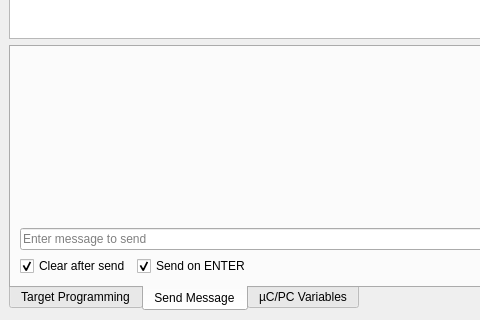
thirtythreeforty/bullycpp, file src/mainwindow.ui: the form before one commit; both pictures show x 0 to 480 and y 280 to 600 of the 800 by 600 pixel window.
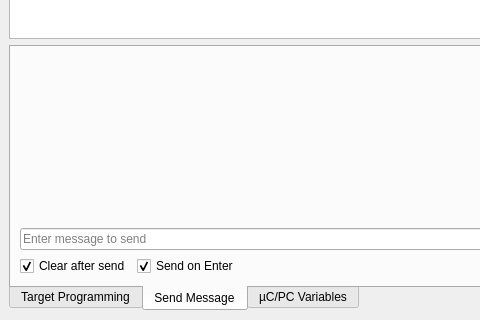
The form after the commit. The open tabs and pages were chosen to show the change. Custom widgets are drawn as their Qt base class.

The edit to the form file:
```diff
--- a/src/mainwindow.ui
+++ b/src/mainwindow.ui
@@ -406,7 +406,7 @@
           <item>
            <widget class="QCheckBox" name="sendOnReturnCheckBox">
             <property name="text">
-             <string>Send on ENTER</string>
+             <string>Send on Enter</string>
             </property>
             <property name="checked">
              <bool>true</bool>
```
Left out of the diff: 2 changed lines with no effect on the pictures.
